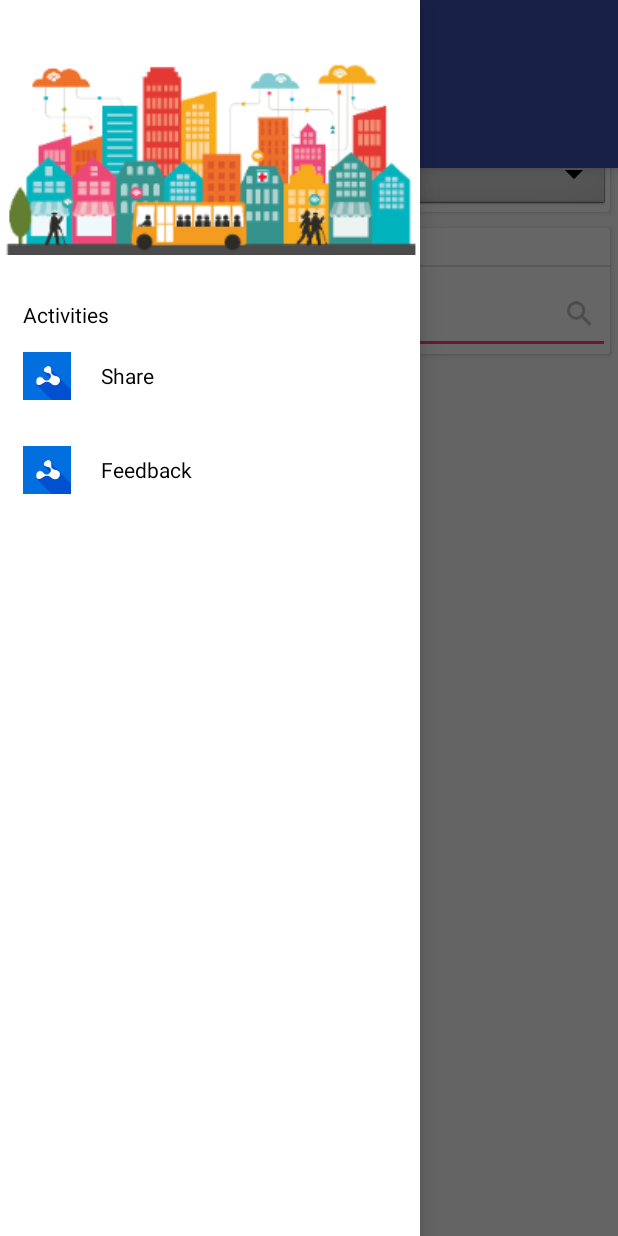
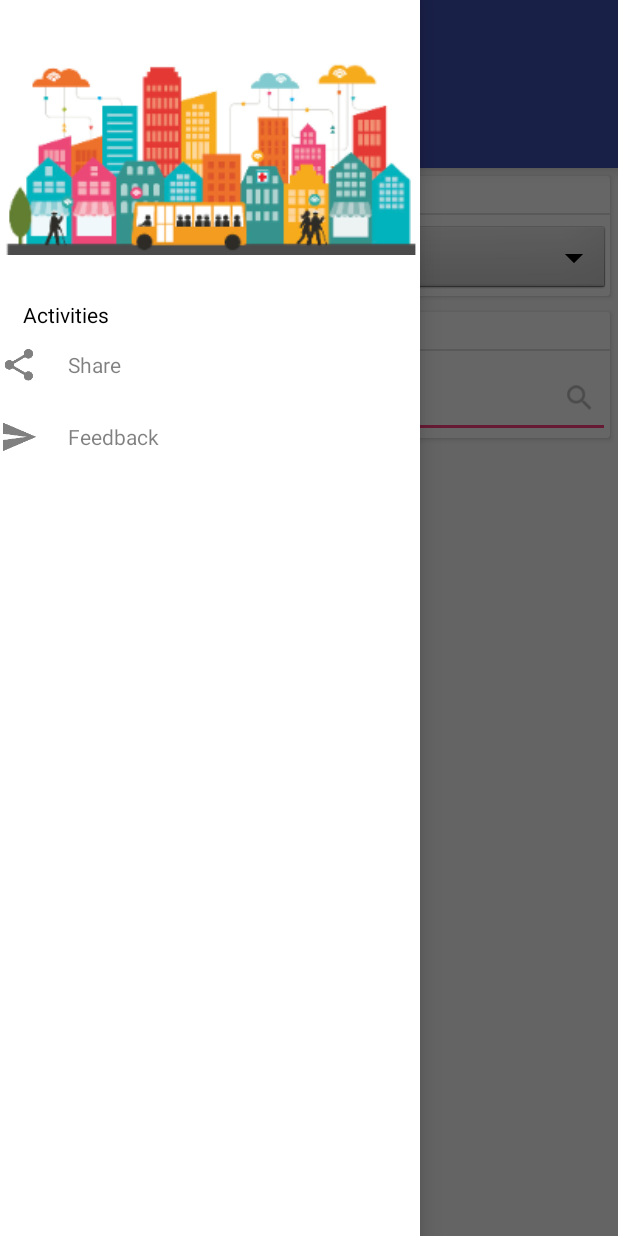
Before and after one commit to Najneen22/Tecnovonza, an Android app: the screen it shows after launch (HomeActivity), on a phone screen of 412 x 824 dp. Run offline under Robolectric (Android 15) with nearby library versions, the phone set to English and light mode, and no system bars.

Commit message:
Added proper images for navigation drawer

```diff
--- a/app/src/main/java/com/example/tailoredtech/tecnovanza/adapter/NavigationDrawerAdapter.java
+++ b/app/src/main/java/com/example/tailoredtech/tecnovanza/adapter/NavigationDrawerAdapter.java
@@ -58,7 +58,7 @@ public class NavigationDrawerAdapter extends RecyclerView.Adapter<NavigationDraw
 
 
     public enum DrawerElements {
-        Share(R.mipmap.icon,"Share"), FeedBack(R.mipmap.icon,"Feedback");
+        Share(R.mipmap.ic_share,"Share"), FeedBack(R.mipmap.ic_send,"Feedback");
 
         private int imgId;
         private String title;
--- a/app/src/main/res/layout/fragment_home.xml
+++ b/app/src/main/res/layout/fragment_home.xml
@@ -1,7 +1,8 @@
-<FrameLayout xmlns:android="http://schemas.android.com/apk/res/android"
+<LinearLayout xmlns:android="http://schemas.android.com/apk/res/android"
     xmlns:tools="http://schemas.android.com/tools"
     android:layout_width="match_parent"
     android:layout_height="match_parent"
+    android:orientation="vertical"
     xmlns:app="http://schemas.android.com/apk/res-auto"
     tools:context="com.example.tailoredtech.tecnovanza.fragments.HomeFragment">
 
@@ -20,4 +21,4 @@
         android:layout_height="match_parent"
         android:id="@+id/viewpager"/>
 
-</FrameLayout>
+</LinearLayout>
--- a/app/src/main/res/layout/list_item_drawer.xml
+++ b/app/src/main/res/layout/list_item_drawer.xml
@@ -2,20 +2,21 @@
 <LinearLayout xmlns:android="http://schemas.android.com/apk/res/android"
     android:orientation="horizontal" android:layout_width="match_parent"
     android:layout_height="wrap_content"
-    android:padding="15dp"
     android:gravity="center_vertical"
     android:background="@android:color/white">
 
     <ImageView
         android:id="@+id/img_navigation_item"
-        android:layout_width="wrap_content"
+        android:layout_width="25dp"
         android:layout_height="wrap_content"
+        android:alpha="0.5"
         android:layout_marginRight="20dp"/>
 
     <TextView
         android:id="@+id/txt_navigation_title"
         android:layout_width="match_parent"
         android:layout_height="wrap_content"
+        android:alpha="0.5"
         android:textColor="@android:color/black"/>
 
 </LinearLayout>
```
Also changed, not shown: app/src/main/res/mipmap-xxhdpi/ic_send.png (added), app/src/main/res/mipmap-xxhdpi/ic_share.png (added).
